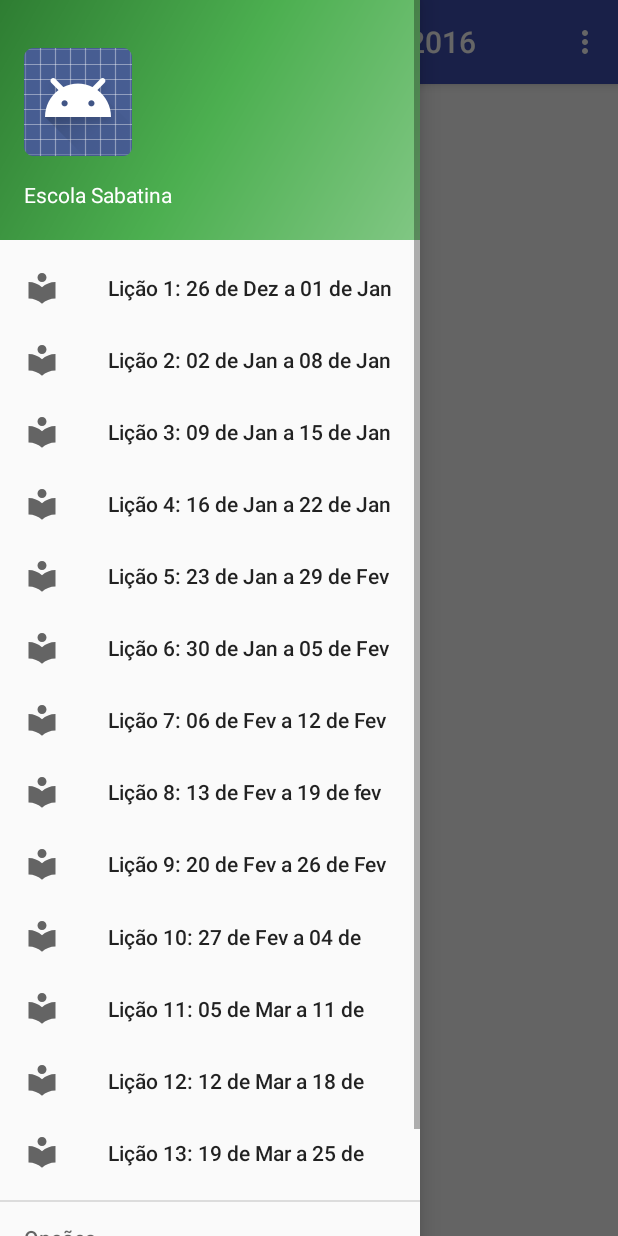
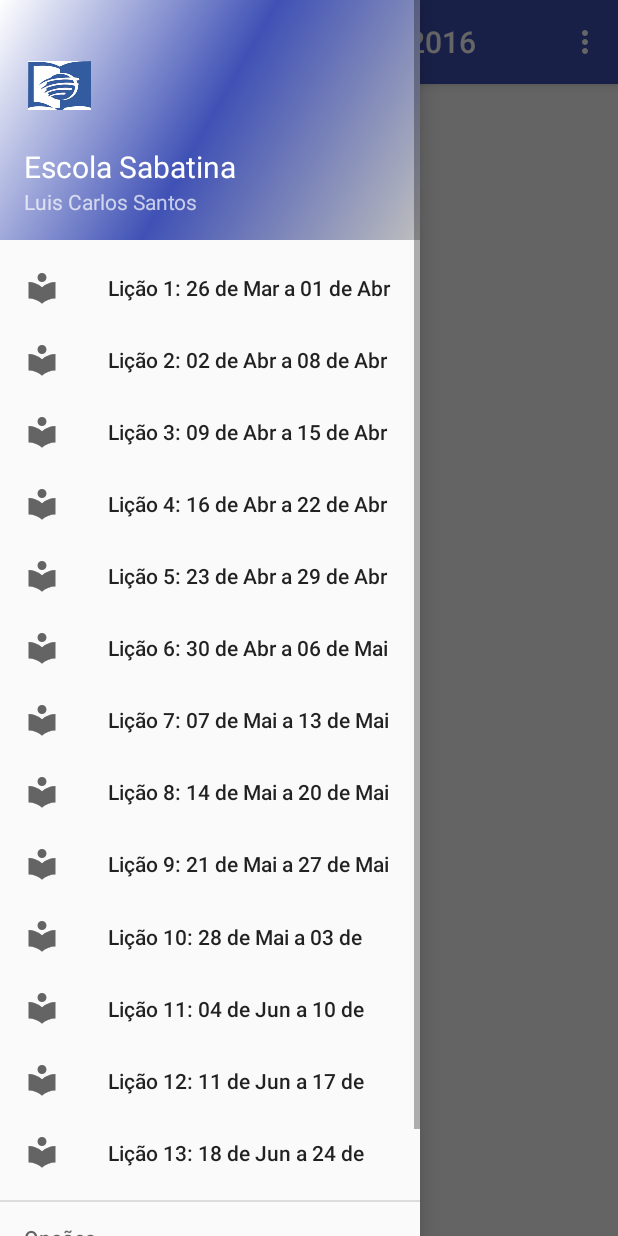
Before and after one commit to sandroAlvesLira/EscolaSabatina, an Android app: the screen it shows after launch (MainActivity), with the side drawer open, on a phone screen of 412 x 824 dp. Run offline under Robolectric (Android 15) with nearby library versions, the phone set to English and light mode, and no system bars.

```diff
--- a/app/build.gradle
+++ b/app/build.gradle
@@ -8,8 +8,8 @@ android {
         applicationId "br.com.nfsconsultoria.escolasabatina"
         minSdkVersion 9
         targetSdkVersion 23
-        versionCode 1
-        versionName "1.0"
+        versionCode 2
+        versionName "2.0"
     }
     buildTypes {
         release {
--- a/app/src/main/AndroidManifest.xml
+++ b/app/src/main/AndroidManifest.xml
@@ -6,7 +6,7 @@
 
     <application
         android:allowBackup="true"
-        android:icon="@mipmap/ic_esabatina"
+        android:icon="@mipmap/ic_launcherweb"
         android:label="@string/app_name"
         android:supportsRtl="true"
         android:theme="@style/AppTheme">
--- a/app/src/main/java/br/com/nfsconsultoria/escolasabatina/MainActivity.java
+++ b/app/src/main/java/br/com/nfsconsultoria/escolasabatina/MainActivity.java
@@ -22,19 +22,19 @@ import java.util.Date;
 public class MainActivity extends AppCompatActivity
         implements NavigationView.OnNavigationItemSelectedListener {
 
-    final String url1 = "http://evangelismo.adventistas.org.pt/licao/2016/1T/1";
-    final String url2 = "http://evangelismo.adventistas.org.pt/licao/2016/1T/2";
-    final String url3 = "http://evangelismo.adventistas.org.pt/licao/2016/1T/3";
-    final String url4 = "http://evangelismo.adventistas.org.pt/licao/2016/1T/4";
-    final String url5 = "http://evangelismo.adventistas.org.pt/licao/2016/1T/5";
-    final String url6 = "http://evangelismo.adventistas.org.pt/licao/2016/1T/6";
-    final String url7 = "http://evangelismo.adventistas.org.pt/licao/2016/1T/7";
-    final String url8 = "http://evangelismo.adventistas.org.pt/licao/2016/1T/8";
-    final String url9 = "http://evangelismo.adventistas.org.pt/licao/2016/1T/9";
-    final String url10 = "http://evangelismo.adventistas.org.pt/licao/2016/1T/10";
-    final String url11 = "http://evangelismo.adventistas.org.pt/licao/2016/1T/11";
-    final String url12 = "http://evangelismo.adventistas.org.pt/licao/2016/1T/12";
-    final String url13 = "http://evangelismo.adventistas.org.pt/licao/2016/1T/13";
+    final String url1 = "http://evangelismo.adventistas.org.pt/licao/2016/2T/1";
+    final String url2 = "http://evangelismo.adventistas.org.pt/licao/2016/2T/2";
+    final String url3 = "http://evangelismo.adventistas.org.pt/licao/2016/2T/3";
+    final String url4 = "http://evangelismo.adventistas.org.pt/licao/2016/2T/4";
+    final String url5 = "http://evangelismo.adventistas.org.pt/licao/2016/2T/5";
+    final String url6 = "http://evangelismo.adventistas.org.pt/licao/2016/2T/6";
+    final String url7 = "http://evangelismo.adventistas.org.pt/licao/2016/2T/7";
+    final String url8 = "http://evangelismo.adventistas.org.pt/licao/2016/2T/8";
+    final String url9 = "http://evangelismo.adventistas.org.pt/licao/2016/2T/9";
+    final String url10 = "http://evangelismo.adventistas.org.pt/licao/2016/2T/10";
+    final String url11 = "http://evangelismo.adventistas.org.pt/licao/2016/2T/11";
+    final String url12 = "http://evangelismo.adventistas.org.pt/licao/2016/2T/12";
+    final String url13 = "http://evangelismo.adventistas.org.pt/licao/2016/2T/13";
     String url = null;
 
     @Override
@@ -184,12 +184,18 @@ Snackbar.make(view, "Replace with your own action", Snackbar.LENGTH_LONG)
         progress.setVisibility(View.INVISIBLE);
 
         if (url == null) {
-            webView.loadDataWithBaseURL("", "<p><font color= 'blue' size='05'>BEM VINDO AO ESTUDO DA " +
-                    "LIÇÃO DA ESCOLA SABATINA 1º TRIMESTRE DE 2016</font></p>" +
-                    "<p><font color='red' size='04'>Aplicativo desenvolvido por Luis Carlos Santos - NFS" +
+            webView.loadDataWithBaseURL("", "<h4><p><font color= 'blue' size='05'>BEM VINDO AO ESTUDO DA " +
+                    "LIÇÃO DA ESCOLA SABATINA 2º TRIMESTRE DE 2016</font></p></h4>" +
+                    "<p><font color='red' size='03'>Aplicativo desenvolvido por Luis Carlos Santos - NFS" +
                     "</font></p>", "text/html", "UTF-8", "");
         } else {
-            webView.getSettings().setJavaScriptEnabled(true);
+           webView.getSettings().setJavaScriptEnabled(true);
+            webView.setWebViewClient(new WebViewClient());
+            //webView.getSettings().setBuiltInZoomControls(true);
+            webView.setPadding(0, 0, 0, 0);
+            webView.getSettings().setLoadWithOverviewMode(true);
+            webView.getSettings().setUseWideViewPort(true);
+            webView.setScrollBarStyle(WebView.SCROLLBARS_OUTSIDE_OVERLAY);
             webView.loadUrl(url);
 
             webView.setWebViewClient(new WebViewClient() {
--- a/app/src/main/res/drawable/side_nav_bar.xml
+++ b/app/src/main/res/drawable/side_nav_bar.xml
@@ -2,8 +2,8 @@
     android:shape="rectangle">
     <gradient
         android:angle="135"
-        android:centerColor="#4CAF50"
-        android:endColor="#2E7D32"
-        android:startColor="#81C784"
+        android:centerColor="@color/colorPrimary"
+        android:endColor="@android:color/background_light"
+        android:startColor="@android:color/secondary_text_light_nodisable"
         android:type="linear" />
 </shape>
--- a/app/src/main/res/layout/content_main.xml
+++ b/app/src/main/res/layout/content_main.xml
@@ -21,6 +21,7 @@
             android:id="@+id/wbView"
             android:layout_width="match_parent"
             android:layout_height="match_parent"
+            android:scrollbars="vertical"
             android:animationCache="true">
         </WebView>
 
@@ -29,7 +30,10 @@
             android:layout_height="wrap_content"
             android:id="@+id/progress"
             android:layout_gravity="center"
-            android:backgroundTint="@color/colorPrimaryDark"/>
+            style="?android:attr/progressBarStyle"
+            android:indeterminate="true"
+            android:indeterminateTintMode="src_atop"
+            android:indeterminateTint="@color/colorPrimary"/>
 
     </FrameLayout>
 
--- a/app/src/main/res/layout/nav_header_main.xml
+++ b/app/src/main/res/layout/nav_header_main.xml
@@ -16,20 +16,20 @@
         android:layout_width="wrap_content"
         android:layout_height="wrap_content"
         android:paddingTop="@dimen/nav_header_vertical_spacing"
-        android:src="@android:drawable/sym_def_app_icon" />
+        android:src="@mipmap/ic_esabatina" />
 
     <TextView
         android:layout_width="match_parent"
         android:layout_height="wrap_content"
         android:paddingTop="@dimen/nav_header_vertical_spacing"
         android:text="Escola Sabatina"
+        android:textSize="20dp"
         android:textAppearance="@style/TextAppearance.AppCompat.Body1" />
 
     <TextView
         android:id="@+id/textView"
         android:layout_width="wrap_content"
         android:layout_height="wrap_content"
-        android:text="luis.santos@nfsconsultoria.com.br
-        " />
+        android:text="Luis Carlos Santos" />
 
 </LinearLayout>
--- a/app/src/main/res/menu/activity_main_drawer.xml
+++ b/app/src/main/res/menu/activity_main_drawer.xml
@@ -7,67 +7,67 @@
         <item
             android:id="@+id/licao1"
             android:icon="@drawable/ic_local_library_24dp"
-            android:title="Lição 1: 26 de Dez a 01 de Jan" />
+            android:title="Lição 1: 26 de Mar a 01 de Abr" />
 
         <item
             android:id="@+id/licao2"
             android:icon="@drawable/ic_local_library_24dp"
-            android:title="Lição 2: 02 de Jan a 08 de Jan" />
+            android:title="Lição 2: 02 de Abr a 08 de Abr " />
 
         <item
             android:id="@+id/licao3"
             android:icon="@drawable/ic_local_library_24dp"
-            android:title="Lição 3: 09 de Jan a 15 de Jan" />
+            android:title="Lição 3: 09 de Abr a 15 de Abr" />
 
         <item
             android:id="@+id/licao4"
             android:icon="@drawable/ic_local_library_24dp"
-            android:title="Lição 4: 16 de Jan a 22 de Jan" />
+            android:title="Lição 4: 16 de Abr a 22 de Abr" />
 
         <item
             android:id="@+id/licao5"
             android:icon="@drawable/ic_local_library_24dp"
-            android:title="Lição 5: 23 de Jan a 29 de Fev" />
+            android:title="Lição 5: 23 de Abr a 29 de Abr" />
 
         <item
             android:id="@+id/licao6"
             android:icon="@drawable/ic_local_library_24dp"
-            android:title="Lição 6: 30 de Jan a 05 de Fev" />
+            android:title="Lição 6: 30 de Abr a 06 de Mai" />
 
         <item
             android:id="@+id/licao7"
             android:icon="@drawable/ic_local_library_24dp"
-            android:title="Lição 7: 06 de Fev a 12 de Fev" />
+            android:title="Lição 7: 07 de Mai a 13 de Mai" />
 
         <item
             android:id="@+id/licao8"
             android:icon="@drawable/ic_local_library_24dp"
-            android:title="Lição 8: 13 de Fev a 19 de fev" />
+            android:title="Lição 8: 14 de Mai a 20 de Mai" />
 
         <item
             android:id="@+id/licao9"
             android:icon="@drawable/ic_local_library_24dp"
-            android:title="Lição 9: 20 de Fev a 26 de Fev" />
+            android:title="Lição 9: 21 de Mai a 27 de Mai" />
 
         <item
             android:id="@+id/licao10"
             android:icon="@drawable/ic_local_library_24dp"
-            android:title="Lição 10: 27 de Fev a 04 de Mar" />
+            android:title="Lição 10: 28 de Mai a 03 de Jun" />
 
         <item
             android:id="@+id/licao11"
             android:icon="@drawable/ic_local_library_24dp"
-            android:title="Lição 11: 05 de Mar a 11 de Mar" />
+            android:title="Lição 11: 04 de Jun a 10 de Jun" />
 
         <item
             android:id="@+id/licao12"
             android:icon="@drawable/ic_local_library_24dp"
-            android:title="Lição 12: 12 de Mar a 18 de Mar" />
+            android:title="Lição 12: 11 de Jun a 17 de Jun" />
 
         <item
             android:id="@+id/licao13"
             android:icon="@drawable/ic_local_library_24dp"
-            android:title="Lição 13: 19 de Mar a 25 de Mar" />
+            android:title="Lição 13: 18 de Jun a 24 de Jun" />
 
     </group>
 
--- a/app/src/main/res/values/strings.xml
+++ b/app/src/main/res/values/strings.xml
@@ -1,5 +1,5 @@
 <resources>
-    <string name="app_name">Escola Sabatina 1º de 2016</string>
+    <string name="app_name">Escola Sabatina 2º de 2016</string>
 
     <string name="navigation_drawer_open">Open navigation drawer</string>
     <string name="navigation_drawer_close">Close navigation drawer</string>
```
Also changed, not shown: app/src/main/ic_e-web.png (added), app/src/main/res/mipmap-hdpi/ic_e.png (added), app/src/main/res/mipmap-hdpi/ic_launcher.png (deleted), app/src/main/res/mipmap-hdpi/ic_launcherweb.png (added), app/src/main/res/mipmap-mdpi/ic_e.png (added), app/src/main/res/mipmap-mdpi/ic_launcher.png (deleted), app/src/main/res/mipmap-xhdpi/ic_e.png (added), app/src/main/res/mipmap-xhdpi/ic_launcher.png (deleted), app/src/main/res/mipmap-xxhdpi/ic_e.png (added), app/src/main/res/mipmap-xxhdpi/ic_launcher.png (deleted), app/src/main/res/mipmap-xxxhdpi/ic_e.png (added), app/src/main/res/mipmap-xxxhdpi/ic_launcher.png (deleted).
